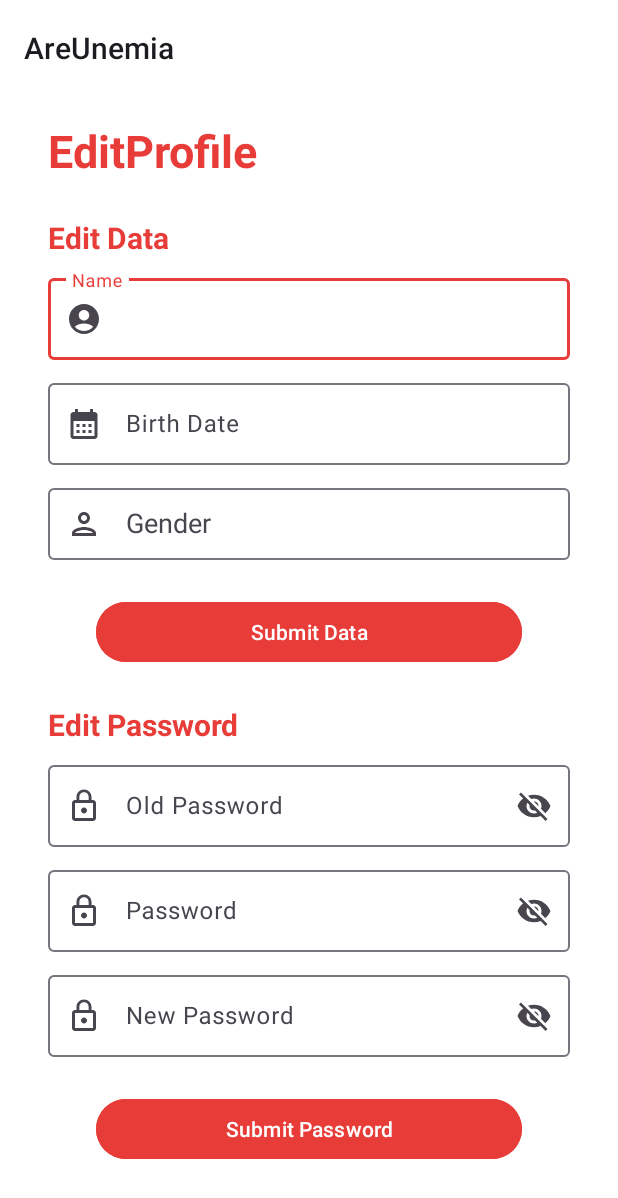
After one commit to AreUnemia-Project/AreUnemia-Mobile, an Android app: the EditProfileActivity screen opened directly, with no data from a screen before it, on a phone screen of 412 x 824 dp. The commit adds this screen. Shown: the top 1198 px of the screen. Run offline under Robolectric (Android 15) with nearby library versions, the phone set to English and light mode, and no system bars.

Commit message:
edit profile

```diff
--- a/app/build.gradle.kts
+++ b/app/build.gradle.kts
@@ -51,6 +51,7 @@ dependencies {
     implementation("androidx.constraintlayout:constraintlayout:2.1.4")
     implementation("androidx.navigation:navigation-fragment-ktx:2.7.7")
     implementation("androidx.navigation:navigation-ui-ktx:2.7.7")
+    implementation("androidx.activity:activity:1.8.0")
     testImplementation("junit:junit:4.13.2")
     androidTestImplementation("androidx.test.ext:junit:1.1.5")
     androidTestImplementation("androidx.test.espresso:espresso-core:3.5.1")
--- a/app/src/main/AndroidManifest.xml
+++ b/app/src/main/AndroidManifest.xml
@@ -21,6 +21,9 @@
         android:supportsRtl="true"
         android:theme="@style/Theme.AreUnemia"
         tools:targetApi="31">
+        <activity
+            android:name=".view.EditProfileActivity"
+            android:exported="false" />
         <activity
             android:name=".view.main.MainActivity"
             android:exported="false" />
@@ -58,6 +61,7 @@
             android:theme="@style/Theme.AreUnemia.SplashScreen">
             <intent-filter>
                 <action android:name="android.intent.action.MAIN" />
+
                 <category android:name="android.intent.category.LAUNCHER" />
             </intent-filter>
         </activity>
--- /dev/null
+++ b/app/src/main/java/com/dicoding/areunemia/view/EditProfileActivity.kt
@@ -0,0 +1,29 @@
+package com.dicoding.areunemia.view
+
+import android.os.Bundle
+import android.widget.ArrayAdapter
+import android.widget.AutoCompleteTextView
+import androidx.appcompat.app.AppCompatActivity
+import com.dicoding.areunemia.R
+
+class EditProfileActivity : AppCompatActivity() {
+
+    private lateinit var genderAutoCompleteTextView: AutoCompleteTextView
+
+    override fun onCreate(savedInstanceState: Bundle?) {
+        super.onCreate(savedInstanceState)
+        setContentView(R.layout.activity_edit_profile)
+
+        genderAutoCompleteTextView = findViewById(R.id.inputeditgen)
+        val adapter = ArrayAdapter.createFromResource(this,
+            R.array.gender_options, android.R.layout.simple_dropdown_item_1line)
+        genderAutoCompleteTextView.setAdapter(adapter)
+
+        // Make the dropdown appear when the field is clicked
+        genderAutoCompleteTextView.setOnClickListener {
+            genderAutoCompleteTextView.showDropDown()
+        }
+    }
+
+    // Other methods
+}
--- /dev/null
+++ b/app/src/main/res/drawable/baseline_account_circle_24.xml
@@ -0,0 +1,5 @@
+<vector xmlns:android="http://schemas.android.com/apk/res/android" android:height="24dp" android:tint="#000000" android:viewportHeight="24" android:viewportWidth="24" android:width="24dp">
+
+    <path android:fillColor="@android:color/white" android:pathData="M12,2C6.48,2 2,6.48 2,12s4.48,10 10,10s10,-4.48 10,-10S17.52,2 12,2zM12,6c1.93,0 3.5,1.57 3.5,3.5S13.93,13 12,13s-3.5,-1.57 -3.5,-3.5S10.07,6 12,6zM12,20c-2.03,0 -4.43,-0.82 -6.14,-2.88C7.55,15.8 9.68,15 12,15s4.45,0.8 6.14,2.12C16.43,19.18 14.03,20 12,20z"/>
+
+</vector>
--- /dev/null
+++ b/app/src/main/res/layout/activity_edit_profile.xml
@@ -0,0 +1,224 @@
+<?xml version="1.0" encoding="utf-8"?>
+<androidx.constraintlayout.widget.ConstraintLayout xmlns:android="http://schemas.android.com/apk/res/android"
+    xmlns:app="http://schemas.android.com/apk/res-auto"
+    xmlns:tools="http://schemas.android.com/tools"
+    android:id="@+id/main"
+    android:layout_width="match_parent"
+    android:layout_height="match_parent"
+    tools:context=".EditProfileActivity">
+
+    <TextView
+        android:id="@+id/EditProfile"
+        android:layout_width="wrap_content"
+        android:layout_height="wrap_content"
+        android:layout_marginStart="32dp"
+        android:layout_marginTop="16dp"
+        android:layout_marginEnd="32dp"
+        android:text="EditProfile"
+        android:textColor="@color/red"
+        android:textSize="30sp"
+        android:textStyle="bold"
+        app:layout_constraintEnd_toEndOf="parent"
+        app:layout_constraintHorizontal_bias="0.0"
+        app:layout_constraintStart_toStartOf="parent"
+        app:layout_constraintTop_toTopOf="parent" />
+
+    <TextView
+        android:id="@+id/textView4"
+        android:layout_width="wrap_content"
+        android:layout_height="wrap_content"
+        android:layout_marginStart="32dp"
+        android:layout_marginTop="24dp"
+        android:layout_marginEnd="298dp"
+        android:text="Edit Data"
+        android:textColor="@color/red"
+        android:textSize="20sp"
+        android:textStyle="bold"
+        app:layout_constraintEnd_toEndOf="parent"
+        app:layout_constraintHorizontal_bias="0.0"
+        app:layout_constraintStart_toStartOf="parent"
+        app:layout_constraintTop_toBottomOf="@+id/EditProfile" />
+
+    <com.google.android.material.textfield.TextInputLayout
+        android:id="@+id/inputeeditlayoutnm"
+        android:layout_width="match_parent"
+        android:layout_height="60dp"
+        android:layout_marginStart="32dp"
+        android:layout_marginTop="8dp"
+        android:layout_marginEnd="32dp"
+        app:counterMaxLength="20"
+        android:hint="Name"
+        app:layout_constraintEnd_toEndOf="parent"
+        app:layout_constraintStart_toStartOf="parent"
+        app:layout_constraintTop_toBottomOf="@+id/textView4"
+        app:startIconDrawable="@drawable/baseline_account_circle_24"
+        app:endIconMode="clear_text">
+
+        <com.google.android.material.textfield.TextInputEditText
+            android:id="@+id/inputeditname"
+            android:layout_width="match_parent"
+            android:layout_height="wrap_content"
+            android:maxLength="20"/>
+    </com.google.android.material.textfield.TextInputLayout>
+
+    <com.google.android.material.textfield.TextInputLayout
+        android:id="@+id/inpueditlayoutbd"
+        android:layout_width="match_parent"
+        android:layout_height="60dp"
+        android:layout_marginStart="32dp"
+        android:layout_marginTop="10dp"
+        android:layout_marginEnd="32dp"
+        android:hint="Birth Date"
+        app:counterMaxLength="20"
+        app:endIconMode="clear_text"
+        app:layout_constraintEnd_toEndOf="parent"
+        app:layout_constraintHorizontal_bias="0.0"
+        app:layout_constraintStart_toStartOf="parent"
+        app:layout_constraintTop_toBottomOf="@+id/inputeeditlayoutnm"
+        app:startIconDrawable="@drawable/ic_calendar_month_24"
+        android:onClick="showDatePickerDialog">
+
+        <com.google.android.material.textfield.TextInputEditText
+            android:id="@+id/inputeditbd"
+            android:layout_width="match_parent"
+            android:layout_height="wrap_content"
+            android:inputType="date"
+            android:maxLength="20" />
+    </com.google.android.material.textfield.TextInputLayout>
+
+    <com.google.android.material.textfield.TextInputLayout
+        android:id="@+id/inpueditlayoutgen"
+        android:layout_width="match_parent"
+        android:layout_height="wrap_content"
+        android:layout_marginStart="32dp"
+        android:layout_marginTop="10dp"
+        android:layout_marginEnd="32dp"
+        android:hint="Gender"
+        app:counterMaxLength="20"
+        app:layout_constraintEnd_toEndOf="parent"
+        app:layout_constraintHorizontal_bias="0.0"
+        app:layout_constraintStart_toStartOf="parent"
+        app:layout_constraintTop_toBottomOf="@+id/inpueditlayoutbd"
+        app:startIconDrawable="@drawable/ic_outline_person_24">
+
+        <AutoCompleteTextView
+            android:id="@+id/inputeditgen"
+            android:layout_width="match_parent"
+            android:layout_height="wrap_content"
+            android:inputType="none"
+            android:maxLength="20"
+            android:focusable="false"
+            android:clickable="true" />
+    </com.google.android.material.textfield.TextInputLayout>
+
+    <Button
+        android:id="@+id/btn_submitdata"
+        android:layout_width="match_parent"
+        android:layout_height="wrap_content"
+        app:layout_constraintTop_toBottomOf="@+id/inpueditlayoutgen"
+        android:layout_marginStart="64dp"
+        android:layout_marginTop="24dp"
+        android:layout_marginEnd="64dp"
+        android:text="@string/submit_data"
+        android:backgroundTint="@color/red"
+        />
+
+    <TextView
+        android:id="@+id/textView5"
+        android:layout_width="wrap_content"
+        android:layout_height="wrap_content"
+        android:layout_marginStart="32dp"
+        android:layout_marginTop="24dp"
+        android:layout_marginEnd="298dp"
+        android:text="Edit Password"
+        android:textColor="@color/red"
+        android:textSize="20sp"
+        android:textStyle="bold"
+        app:layout_constraintEnd_toEndOf="parent"
+        app:layout_constraintHorizontal_bias="0.0"
+        app:layout_constraintStart_toStartOf="parent"
+        app:layout_constraintTop_toBottomOf="@+id/btn_submitdata" />
+
+    <com.google.android.material.textfield.TextInputLayout
+        app:helperText="Required*"
+        android:id="@+id/inputeeditlayoutoldpw"
+        android:layout_width="match_parent"
+        android:layout_height="60dp"
+        android:layout_marginStart="32dp"
+        android:layout_marginTop="8dp"
+        android:layout_marginEnd="32dp"
+        app:counterMaxLength="20"
+        android:hint="Old Password"
+        app:layout_constraintEnd_toEndOf="parent"
+        app:layout_constraintStart_toStartOf="parent"
+        app:layout_constraintTop_toBottomOf="@+id/textView5"
+        app:startIconDrawable="@drawable/ic_lock_outline_24"
+        app:endIconMode="password_toggle">
+
+        <com.google.android.material.textfield.TextInputEditText
+            android:id="@+id/inputeditoldpw"
+            android:layout_width="match_parent"
+            android:layout_height="wrap_content"
+            android:maxLength="20"/>
+    </com.google.android.material.textfield.TextInputLayout>
+
+    <com.google.android.material.textfield.TextInputLayout
+        android:id="@+id/inpueditlayoutpw"
+        android:layout_width="match_parent"
+        android:layout_height="60dp"
+        android:layout_marginStart="32dp"
+        android:layout_marginTop="10dp"
+        android:layout_marginEnd="32dp"
+        android:hint="Password"
+        app:counterMaxLength="20"
+        app:endIconMode="password_toggle"
+        app:layout_constraintEnd_toEndOf="parent"
+        app:layout_constraintHorizontal_bias="0.0"
+        app:layout_constraintStart_toStartOf="parent"
+        app:layout_constraintTop_toBottomOf="@+id/inputeeditlayoutoldpw"
+        app:startIconDrawable="@drawable/ic_lock_outline_24">
+
+        <com.google.android.material.textfield.TextInputEditText
+            android:id="@+id/inputeditpw"
+            android:layout_width="match_parent"
+            android:layout_height="wrap_content"
+            android:maxLength="20" />
+    </com.google.android.material.textfield.TextInputLayout>
+
+    <com.google.android.material.textfield.TextInputLayout
+        android:id="@+id/inpueditlayoutnewpw"
+        android:layout_width="match_parent"
+        android:layout_height="60dp"
+        android:layout_marginStart="32dp"
+        android:layout_marginTop="10dp"
+        android:layout_marginEnd="32dp"
+        android:hint="New Password"
+        app:counterMaxLength="20"
+        app:endIconMode="password_toggle"
+        app:layout_constraintEnd_toEndOf="parent"
+        app:layout_constraintHorizontal_bias="0.0"
+        app:layout_constraintStart_toStartOf="parent"
+        app:layout_constraintTop_toBottomOf="@+id/inpueditlayoutpw"
+        app:startIconDrawable="@drawable/ic_lock_outline_24">
+
+        <com.google.android.material.textfield.TextInputEditText
+            android:id="@+id/inputeditnewpw"
+            android:layout_width="match_parent"
+            android:layout_height="wrap_content"
+            android:maxLength="20" />
+    </com.google.android.material.textfield.TextInputLayout>
+
+    <Button
+        android:id="@+id/btn_submitpw"
+        android:layout_width="match_parent"
+        android:layout_height="wrap_content"
+        app:layout_constraintTop_toBottomOf="@+id/inpueditlayoutnewpw"
+        android:layout_marginStart="64dp"
+        android:layout_marginTop="24dp"
+        android:layout_marginEnd="64dp"
+        android:text="Submit Password"
+        android:backgroundTint="@color/red"
+        />
+
+
+</androidx.constraintlayout.widget.ConstraintLayout>
--- a/app/src/main/res/values/strings.xml
+++ b/app/src/main/res/values/strings.xml
@@ -138,6 +138,13 @@
     <string name="anemia_prediction_template">Anemia Prediction: %1$s</string>
     <string name="unknown_prediction">Unknown Prediction</string>
     <string name="no_history">No history to show</string>
+    <string name="submit_data">Submit Data</string>
+
+    <!-- Gender string resources -->
+    <string-array name="gender_options">
+        <item>Male</item>
+        <item>Female</item>
+    </string-array>
 
 
 </resources>
```
